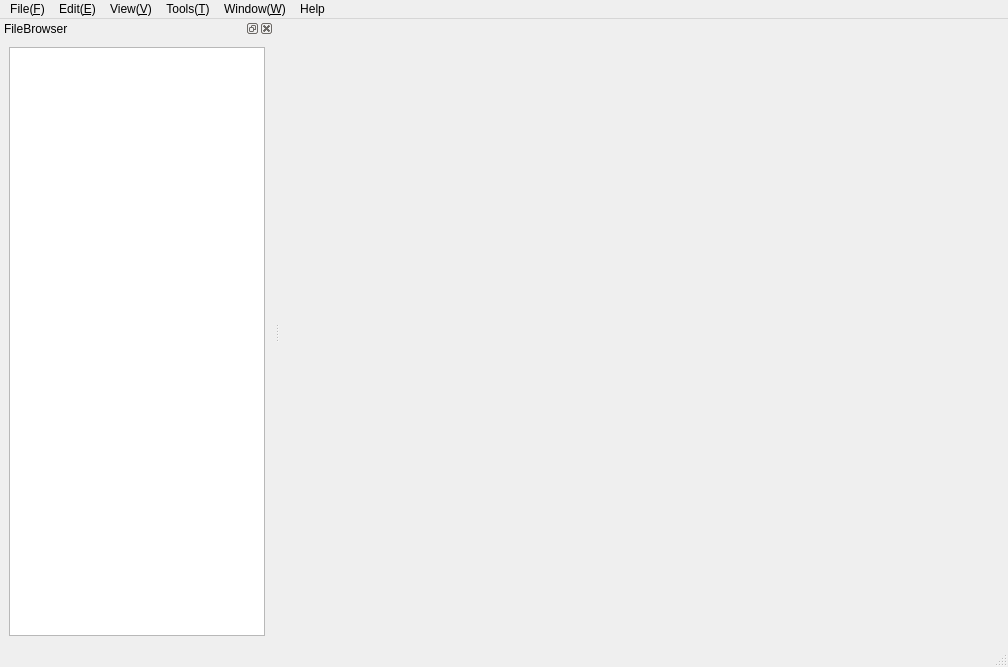
First picture: the form in appUI.ui, repository kw81634dr/denoiseapp, before the edit.
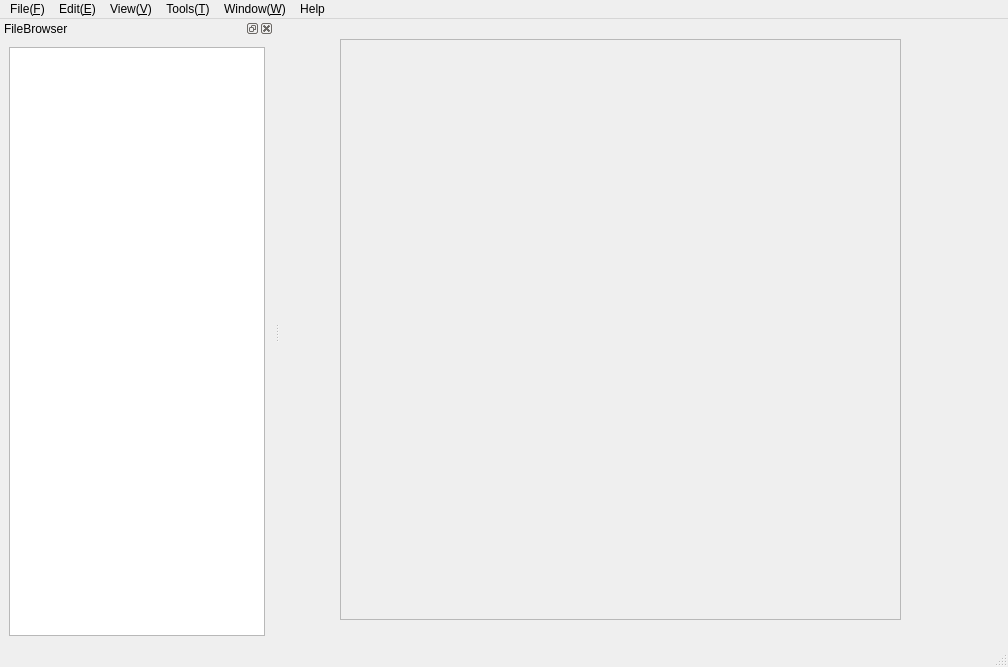
Second picture: the form after the edit.

```diff
--- a/appUI.ui
+++ b/appUI.ui
@@ -13,7 +13,24 @@
   <property name="windowTitle">
    <string>MainWindow</string>
   </property>
-  <widget class="QWidget" name="centralwidget"/>
+  <widget class="QWidget" name="centralwidget">
+   <widget class="QFrame" name="frame_Vtk">
+    <property name="geometry">
+     <rect>
+      <x>60</x>
+      <y>20</y>
+      <width>561</width>
+      <height>581</height>
+     </rect>
+    </property>
+    <property name="frameShape">
+     <enum>QFrame::StyledPanel</enum>
+    </property>
+    <property name="frameShadow">
+     <enum>QFrame::Raised</enum>
+    </property>
+   </widget>
+  </widget>
   <widget class="QMenuBar" name="menubar">
    <property name="geometry">
     <rect>
```
Left out of the diff: 2 changed lines with no effect on the pictures.
